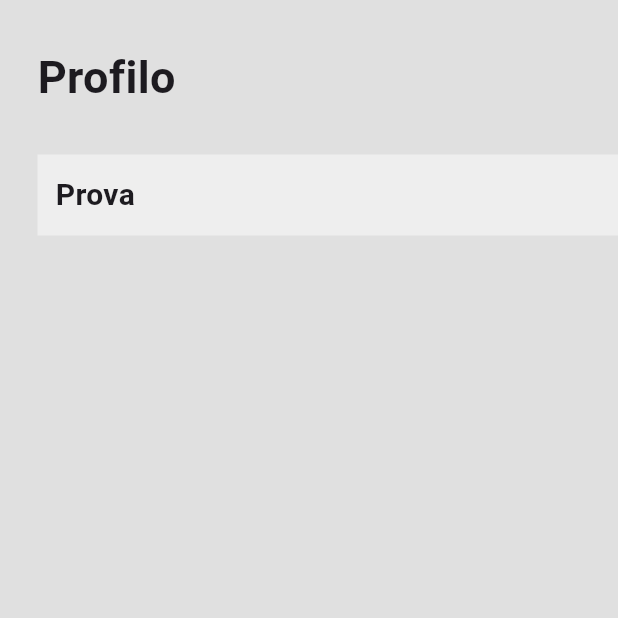
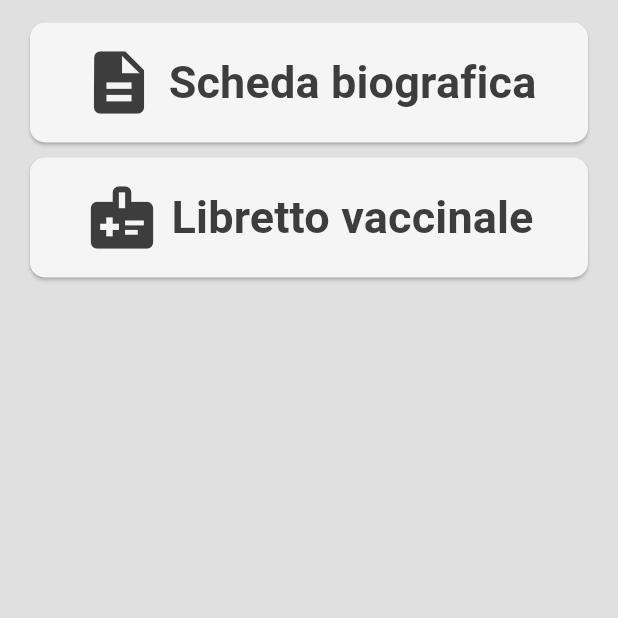
Before and after one commit to alfredocarta/MyPet, a Flutter app: the ProfilePage screen opened directly, on a phone screen of 412 x 824 dp, the top half of it. Run offline on Flutter 3.47's test engine with Material 3 defaults, Android fonts, the phone set to English and light mode, and no system bars; our stand-ins replace firebase_auth, firebase_core, google_nav_bar, google_sign_in; accounts and stored records are empty.

Commit message:
profile page

```diff
--- a/lib/pages/center_page.dart
+++ b/lib/pages/center_page.dart
@@ -6,23 +6,7 @@ class CenterPage extends StatelessWidget {
   @override
   Widget build(BuildContext context) {
     return Scaffold(
-      backgroundColor: Colors.grey[300],
-      body: const Column(
-        crossAxisAlignment: CrossAxisAlignment.start,
-        children: [
-          SizedBox(height: 30),
-          Padding(
-            padding: EdgeInsets.only(left: 25.0),
-            child: Text(
-              'Ciao Romeo',
-              style: TextStyle(
-                fontWeight: FontWeight.bold,
-                fontSize: 30,
-              ),
-            ),
-          ),
-        ],
-      ),
+      body: Center(child: Text('Home Page')),
     );
   }
 }
--- a/lib/pages/profile_page.dart
+++ b/lib/pages/profile_page.dart
@@ -7,54 +7,89 @@ class ProfilePage extends StatelessWidget {
   Widget build(BuildContext context) {
     return Scaffold(
       backgroundColor: Colors.grey[300],
-      body: Column(
-        crossAxisAlignment: CrossAxisAlignment.start,
-        children: [
+      body: Center(
+        child: Column(
+          crossAxisAlignment: CrossAxisAlignment.start,
+          children: [
 
-          SizedBox(height: 30),
+            const SizedBox(height: 10),
 
-          Padding(
-            padding: EdgeInsets.only(left: 25.0),
-            child: Text(
-              'Profilo',
-              style: TextStyle(
-                fontWeight: FontWeight.bold,
-                fontSize: 30,
-              ),
-            ),
-          ),
-
-          SizedBox(height: 30),
-
-          Padding(
-            padding: const EdgeInsets.only(left: 25.0),
-            child: Container(
-              padding: EdgeInsets.all(12),
-              color: Colors.grey[200],
-              child: Column(
-                children: [
-                  Row(
+            Padding(
+              padding: const EdgeInsets.symmetric(vertical: 5, horizontal: 20),
+              child: SizedBox(
+                height: 80,
+                width: double.infinity, // Imposta la larghezza massima disponibile
+                child: ElevatedButton(
+                  onPressed: () {
+                    // Aggiungi qui la logica per gestire il primo pulsante
+                  },
+                  style: ElevatedButton.styleFrom(
+                    primary: Colors.grey[100],
+                    shape: RoundedRectangleBorder(
+                      borderRadius: BorderRadius.circular(10),
+                    ),
+                  ),
+                  child: const Row(
+                    mainAxisAlignment: MainAxisAlignment.center,
                     children: [
-                      Container(
-                        height: 30,
-
+                      Icon(
+                        Icons.description,
+                        color: Color.fromARGB(255, 61, 61, 61),
+                        size: 50,
                       ),
+                      SizedBox(width: 8),
                       Text(
-                        'Prova',
+                        'Scheda biografica',
                         style: TextStyle(
+                          color: Color.fromARGB(255, 61, 61, 61),
                           fontWeight: FontWeight.bold,
-                          fontSize: 20,
+                          fontSize: 30,
                         ),
                       ),
                     ],
-
                   ),
-                ],
+                ),
               ),
             ),
-
-          ),
-        ],
+            Padding(
+              padding: const EdgeInsets.symmetric(vertical: 5, horizontal: 20),
+              child: SizedBox(
+                height: 80,
+                width: double.infinity, // Imposta la larghezza massima disponibile
+                child: ElevatedButton(
+                  onPressed: () {
+                    // Aggiungi qui la logica per gestire il primo pulsante
+                  },
+                  style: ElevatedButton.styleFrom(
+                    primary: Colors.grey[100],
+                    shape: RoundedRectangleBorder(
+                      borderRadius: BorderRadius.circular(10),
+                    ),
+                  ),
+                  child: const Row(
+                    mainAxisAlignment: MainAxisAlignment.center,
+                    children: [
+                      Icon(
+                        Icons.medical_information,
+                        color: Color.fromARGB(255, 61, 61, 61),
+                        size: 50,
+                      ),
+                      SizedBox(width: 8),
+                      Text(
+                        'Libretto vaccinale',
+                        style: TextStyle(
+                          color: Color.fromARGB(255, 61, 61, 61),
+                          fontWeight: FontWeight.bold,
+                          fontSize: 30,
+                        ),
+                      ),
+                    ],
+                  ),
+                ),
+              ),
+            ),
+          ],
+        ),
       ),
     );
   }
```
